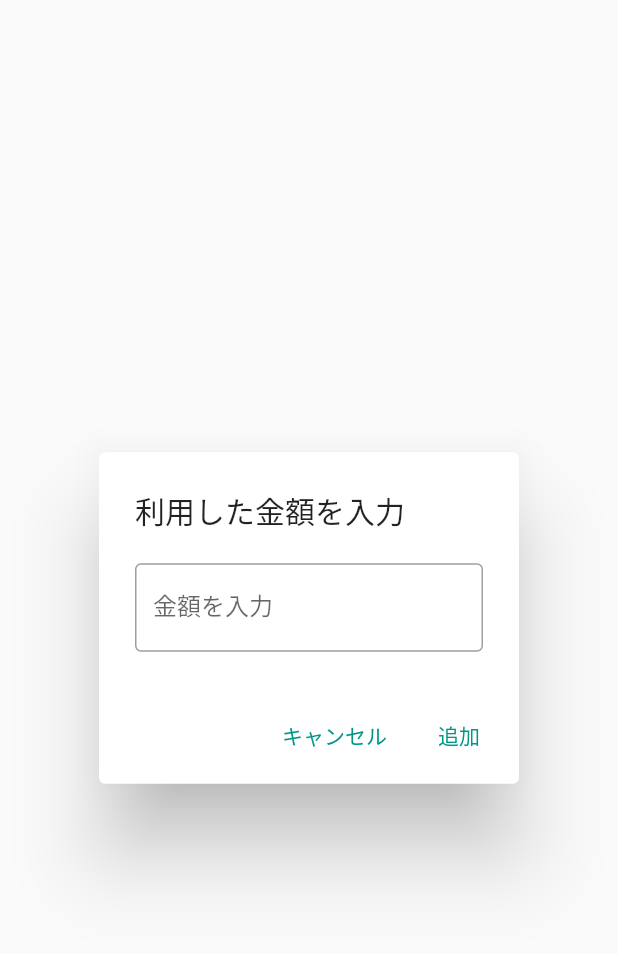
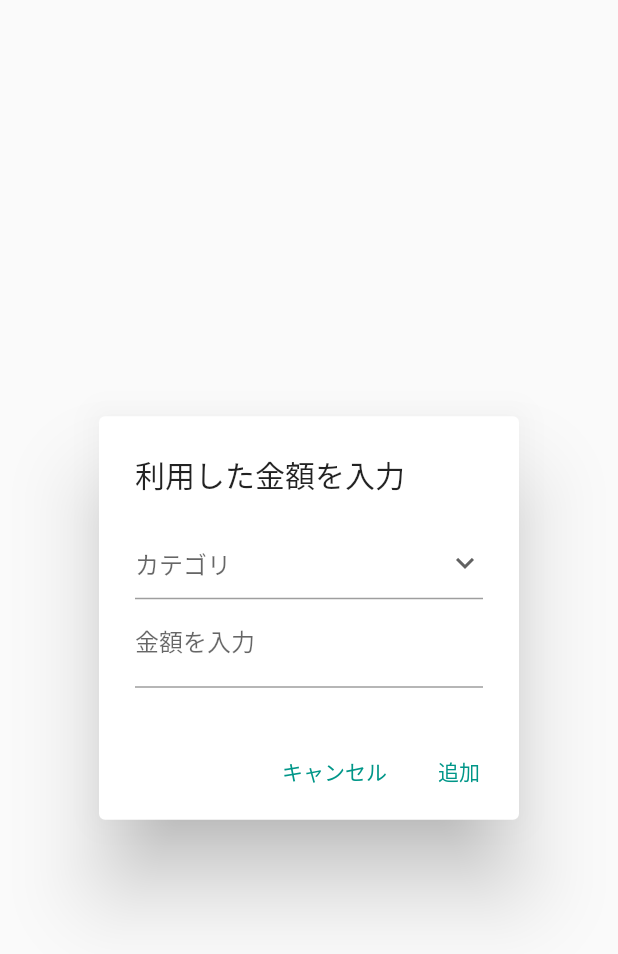
Before and after one commit to new-well/kakeibo, a Flutter app: the HistoryInputDialog widget shown alone on an empty page, opened directly, on a phone screen of 412 x 824 dp. Shown: the top 954 px of the screen. Run offline on Flutter 3.47's test engine with Material 2 defaults, Android fonts, the light colour scheme and no system bars; our stand-ins replace cloud_firestore, firebase_core; accounts and stored records are empty.

Commit message:
[update] ダイアログにカテゴリの入力欄を作成

```diff
--- /dev/null
+++ b/lib/dropdown_item.dart
@@ -0,0 +1,57 @@
+enum HistoryCategory {
+  food,
+  daylyUsed,
+  hobby,
+  entertaiment,
+  transportation,
+  beauty,
+  medical,
+  autoMobile,
+  education,
+  special,
+  utility,
+  communication,
+  housing,
+  tax,
+  insurance,
+  other,
+}
+
+extension HistoryCategoryExtension on HistoryCategory {
+  String get itemName {
+    switch (this) {
+      case HistoryCategory.food:
+        return '食費';
+      case HistoryCategory.daylyUsed:
+        return '日用品';
+      case HistoryCategory.hobby:
+        return '趣味・娯楽';
+      case HistoryCategory.entertaiment:
+        return '交際費';
+      case HistoryCategory.transportation:
+        return '交通費';
+      case HistoryCategory.beauty:
+        return '衣服・美容';
+      case HistoryCategory.medical:
+        return '健康・医療';
+      case HistoryCategory.autoMobile:
+        return '自動車';
+      case HistoryCategory.education:
+        return '教養・教育';
+      case HistoryCategory.special:
+        return '特別な支出';
+      case HistoryCategory.utility:
+        return '水道・光熱費';
+      case HistoryCategory.communication:
+        return '通信費';
+      case HistoryCategory.housing:
+        return '住宅';
+      case HistoryCategory.tax:
+        return '税・社会保障';
+      case HistoryCategory.insurance:
+        return '保険';
+      case HistoryCategory.other:
+        return 'その他';
+    }
+  }
+}
--- a/lib/history_input_dialog.dart
+++ b/lib/history_input_dialog.dart
@@ -1,7 +1,8 @@
 import 'package:flutter/material.dart';
 import 'package:flutter/services.dart';
+import 'package:kakeibo/dropdown_item.dart';
 
-import 'history.dart';
+import 'package:kakeibo/history.dart';
 
 class HistoryInputDialog extends StatefulWidget {
   const HistoryInputDialog({Key? key}) : super(key: key);
@@ -11,7 +12,9 @@ class HistoryInputDialog extends StatefulWidget {
 }
 
 class _HistoryInputDialogState extends State<HistoryInputDialog> {
+  String? dropdownValue;
   final TextEditingController _textEditingController = TextEditingController();
+  final FocusNode _focusNode = FocusNode();
   final _amoutFormKey = GlobalKey<FormState>();
 
   @override
@@ -22,16 +25,45 @@ class _HistoryInputDialogState extends State<HistoryInputDialog> {
 
   @override
   Widget build(BuildContext context) {
-    return AlertDialog(
+    return Focus(
+      focusNode: _focusNode,
+      child: GestureDetector(
+        onTap: _focusNode.requestFocus,
+        child: AlertDialog(
           title: const Text('利用した金額を入力'),
           content: Form(
             key: _amoutFormKey,
-        child: TextFormField(
+            child: Column(
+              crossAxisAlignment: CrossAxisAlignment.start,
+              mainAxisSize: MainAxisSize.min,
+              children: [
+                DropdownButtonFormField<String>(
+                  value: dropdownValue,
+                  hint: const Text('カテゴリ'),
+                  icon: const Icon(Icons.expand_more),
+                  elevation: 8,
+                  onChanged: (String? newValue) {
+                    setState(() {
+                      dropdownValue = newValue!;
+                    });
+                  },
+                  items: HistoryCategory.values
+                      .map<DropdownMenuItem<String>>((HistoryCategory value) {
+                    return DropdownMenuItem<String>(
+                      value: value.itemName,
+                      child: Text(value.itemName),
+                    );
+                  }).toList(),
+                  validator: (value) {
+                    if (value == null || value.isEmpty) return 'カテゴリを選択してください。';
+                  },
+                ),
+                TextFormField(
                   controller: _textEditingController,
                   keyboardType: TextInputType.number,
                   inputFormatters: [FilteringTextInputFormatter.digitsOnly],
                   decoration: const InputDecoration(
-            border: OutlineInputBorder(),
+                    border: UnderlineInputBorder(),
                     labelText: '金額を入力',
                   ),
                   validator: (value) {
@@ -39,6 +71,8 @@ class _HistoryInputDialogState extends State<HistoryInputDialog> {
                     if (int.parse(value) == 0) return '0円の金額は入力できません。';
                     return null;
                   },
+                ),
+              ],
             ),
           ),
           actions: [
@@ -58,6 +92,8 @@ class _HistoryInputDialogState extends State<HistoryInputDialog> {
               child: const Text('追加'),
             ),
           ],
+        ),
+      ),
     );
   }
 }
--- a/pubspec.yaml
+++ b/pubspec.yaml
@@ -39,6 +39,8 @@ dependencies:
 
 dev_dependencies:
   flutter_test:
+    sdk: flutter
+  integration_test:
     sdk: flutter
 
   # The "flutter_lints" package below contains a set of recommended lints to
```
Also changed, not shown: lib/main.dart (+5 -5 lines), pubspec.lock. Lines whose indentation alone changed are shown as unchanged.
